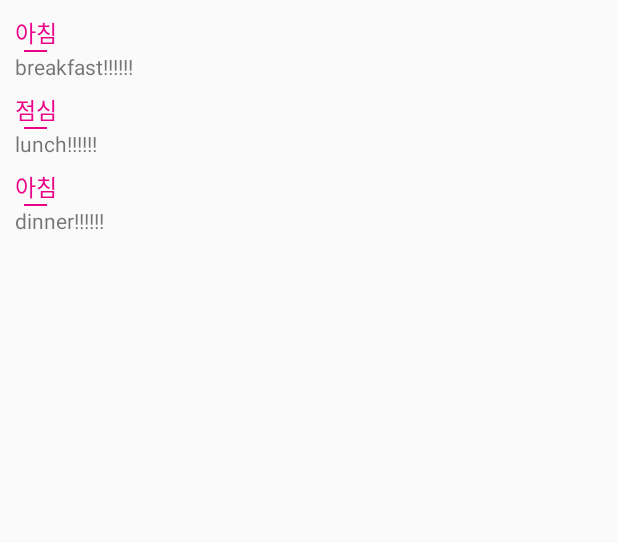
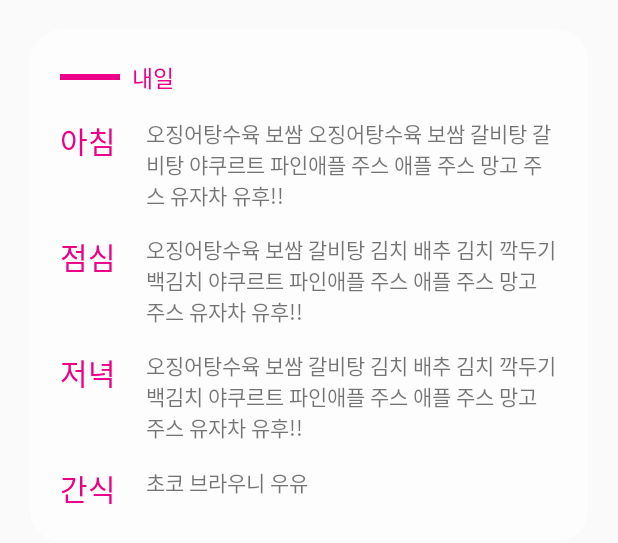
Before and after one commit to hyemdooly/DIMIBOB-for-Android, an Android app: the layout widget_tomorrow.xml on its own in the app's theme, with its tools: preview values and no code run, on a phone screen of 412 x 824 dp. Shown: the top 543 px of the screen. Run offline under Robolectric (Android 15) with nearby library versions, the phone set to English and light mode, and no system bars; plain views replace PercentRelativeLayout; Roboto replaces fonts that are not available here.

Commit message:
back edit

```diff
--- a/app/src/main/java/kdmhs/me/hyemdooly/dimibob/HttpRequest.java
+++ b/app/src/main/java/kdmhs/me/hyemdooly/dimibob/HttpRequest.java
@@ -38,13 +38,13 @@ public class HttpRequest {
 
 
     public Map<String, String> getRequest() throws IOException{
+        JsonConverter jsonConverter = new JsonConverter();
 
-        // this.date = getToday();
-        this.date = "2017-01-16";
+        this.date = getToday();
         String response = run("http://dimigo.in/pages/dimibob_getdata.php");
         Log.d("result : ", response);
 
-        Map<String, String> result = JsonConverter.jsonConvert(response);
+        Map<String, String> result = jsonConverter.jsonConvert(response);
 
         return result;
     }
--- a/app/src/main/java/kdmhs/me/hyemdooly/dimibob/JsonConverter.java
+++ b/app/src/main/java/kdmhs/me/hyemdooly/dimibob/JsonConverter.java
@@ -1,6 +1,4 @@
 package kdmhs.me.hyemdooly.dimibob;
-
-import android.util.Log;
 
 import org.json.JSONObject;
 
@@ -13,7 +11,7 @@ import java.util.Map;
 
 public class JsonConverter {
 
-    public static Map<String, String> jsonConvert(String json){
+    public Map<String, String> jsonConvert(String json){
         JSONObject jsonObject;
         Map<String, String> result = new HashMap<>();
 
--- /dev/null
+++ b/app/src/main/java/kdmhs/me/hyemdooly/dimibob/WidgetProvider.java
@@ -0,0 +1,73 @@
+package kdmhs.me.hyemdooly.dimibob;
+
+import android.appwidget.AppWidgetManager;
+import android.appwidget.AppWidgetProvider;
+import android.content.Context;
+import android.content.Intent;
+
+import java.util.HashMap;
+import java.util.Map;
+
+/**
+ * Created by songhyemin on 2017. 3. 7..
+ */
+
+public class WidgetProvider extends AppWidgetProvider {
+
+    @Override
+    public void onReceive(Context context, Intent intent) {
+        super.onReceive(context, intent);
+    }
+
+    @Override
+    public void onUpdate(Context context, AppWidgetManager appWidgetManager, int[] appWidgetIds) {
+        super.onUpdate(context, appWidgetManager, appWidgetIds);
+        updateWidget(context, appWidgetManager, appWidgetIds);
+
+    }
+
+    @Override
+    public void onDeleted(Context context, int[] appWidgetIds) {
+        super.onDeleted(context, appWidgetIds);
+    }
+
+    @Override
+    public void onEnabled(Context context) {
+        super.onEnabled(context);
+    }
+
+    @Override
+    public void onDisabled(Context context) {
+        super.onDisabled(context);
+    }
+
+    public void updateWidget(final Context context, AppWidgetManager appWidgetManager, int[] appWidgetId){
+
+        final HttpRequest httpRequest = new HttpRequest();
+
+        Thread t = new Thread(new Runnable() {
+            @Override
+            public void run() {
+                Map<String, String> response = new HashMap<>();
+                try{
+                    response = httpRequest.getRequest();
+
+
+
+                } catch(Exception e){
+                    e.printStackTrace();
+                }
+
+
+
+
+            }
+        });
+
+        t.start();
+
+
+
+    }
+
+}
--- a/app/src/main/res/layout/widget_today.xml
+++ b/app/src/main/res/layout/widget_today.xml
@@ -10,11 +10,13 @@
         android:layout_height="wrap_content"
         android:background="@drawable/dr_back"
         android:padding="20dp">
+
         <RelativeLayout
             android:id="@+id/line_group"
             android:layout_width="wrap_content"
             android:layout_height="wrap_content"
             android:layout_marginBottom="15dp">
+
             <ImageView
                 android:id="@+id/line"
                 android:layout_width="40dp"
--- a/app/src/main/res/layout/widget_tomorrow.xml
+++ b/app/src/main/res/layout/widget_tomorrow.xml
@@ -1,135 +1,149 @@
 <?xml version="1.0" encoding="utf-8"?>
 <android.support.percent.PercentRelativeLayout xmlns:android="http://schemas.android.com/apk/res/android"
-    xmlns:app="http://schemas.android.com/apk/res-auto"
     android:orientation="vertical"
     android:layout_width="match_parent"
-    android:layout_height="match_parent">
-
+    android:layout_height="match_parent"
+    android:padding="20dp" >
 
     <RelativeLayout
-        android:id="@+id/contents"
-        app:layout_widthPercent="70%"
-        android:layout_width="match_parent"
+        android:layout_width="wrap_content"
         android:layout_height="wrap_content"
-        android:layout_alignParentTop="true"
-        android:layout_alignParentEnd="true"
-        android:padding="10dp">
+        android:background="@drawable/dr_back"
+        android:padding="20dp">
+
+        <RelativeLayout
+            android:id="@+id/line_group"
+            android:layout_width="wrap_content"
+            android:layout_height="wrap_content"
+            android:layout_marginBottom="15dp">
+
+            <ImageView
+                android:id="@+id/line"
+                android:layout_width="40dp"
+                android:layout_height="4dp"
+                android:src="@drawable/line"
+                android:layout_centerVertical="true"/>
+
+            <kdmhs.me.hyemdooly.dimibob.fonts.KopubBoldTextView
+                android:layout_width="wrap_content"
+                android:layout_height="wrap_content"
+                android:text="내일"
+                android:textColor="@color/colorPrimary"
+                android:layout_toRightOf="@id/line"
+                android:layout_marginLeft="8dp"
+                android:textSize="15dp" />
+        </RelativeLayout>
+
 
         <RelativeLayout
             android:id="@+id/break_group"
-            android:layout_width="wrap_content"
-            android:layout_height="wrap_content">
+            android:layout_width="match_parent"
+            android:layout_height="wrap_content"
+            android:layout_below="@id/line_group">
 
-            <TextView
+            <kdmhs.me.hyemdooly.dimibob.fonts.KopubMediumTextView
                 android:id="@+id/break_title"
                 android:layout_width="wrap_content"
                 android:layout_height="wrap_content"
                 android:text="아침"
-                android:textSize="15dp"
-                android:textColor="@color/colorPrimary"
-                android:layout_centerHorizontal="true" />
+                android:textSize="20dp"
+                android:textColor="@color/colorPrimary" />
 
-            <ImageView
-                android:layout_width="15dp"
-                android:layout_height="1dp"
-                android:layout_below="@id/break_title"
-                android:layout_centerHorizontal="true"
-                android:src="@drawable/line"/>
+            <kdmhs.me.hyemdooly.dimibob.fonts.KopubLightTextView
+                android:id="@+id/breakfast"
+                android:layout_width="match_parent"
+                android:layout_height="wrap_content"
+                android:textSize="14dp"
+                android:text="오징어탕수육 보쌈 오징어탕수육 보쌈 갈비탕 갈비탕 야쿠르트 파인애플 주스 애플 주스 망고 주스 유자차 유후!!"
+                android:layout_toRightOf="@id/break_title"
+                android:layout_marginLeft="20dp"/>
 
         </RelativeLayout>
 
-
-        <TextView
-            android:id="@+id/breakfast"
+        <RelativeLayout
+            android:id="@+id/lunch_group"
             android:layout_width="match_parent"
             android:layout_height="wrap_content"
-            android:textSize="14dp"
-            android:text="breakfast!!!!!!"
-            android:layout_below="@id/break_group"/>
+            android:layout_below="@id/break_group"
+            android:layout_marginTop="15dp">
 
-        <RelativeLayout
-            android:layout_marginTop="7dp"
-            android:id="@+id/lunch_group"
-            android:layout_width="wrap_content"
-            android:layout_height="wrap_content"
-            android:layout_below="@id/breakfast">
-
-            <TextView
+            <kdmhs.me.hyemdooly.dimibob.fonts.KopubMediumTextView
                 android:id="@+id/lunch_title"
                 android:layout_width="wrap_content"
                 android:layout_height="wrap_content"
                 android:text="점심"
-                android:textSize="15dp"
-                android:textColor="@color/colorPrimary"
-                android:layout_centerHorizontal="true" />
+                android:textSize="20dp"
+                android:textColor="@color/colorPrimary" />
 
-            <ImageView
-                android:layout_width="15dp"
-                android:layout_height="1dp"
-                android:layout_below="@id/lunch_title"
-                android:layout_centerHorizontal="true"
-                android:src="@drawable/line"/>
+            <kdmhs.me.hyemdooly.dimibob.fonts.KopubLightTextView
+                android:id="@+id/lunch"
+                android:layout_width="match_parent"
+                android:layout_height="wrap_content"
+                android:textSize="14dp"
+                android:text="오징어탕수육 보쌈 갈비탕 김치 배추 김치 깍두기 백김치 야쿠르트 파인애플 주스 애플 주스 망고 주스 유자차 유후!!"
+                android:layout_toRightOf="@id/lunch_title"
+                android:layout_marginLeft="20dp"/>
 
         </RelativeLayout>
 
-
-
-        <TextView
-            android:id="@+id/lunch"
+        <RelativeLayout
+            android:id="@+id/dinner_group"
             android:layout_width="match_parent"
             android:layout_height="wrap_content"
             android:layout_below="@id/lunch_group"
-            android:textSize="14dp"
-            android:text="lunch!!!!!!" />
+            android:layout_marginTop="15dp">
 
-
-        <RelativeLayout
-            android:layout_marginTop="7dp"
-            android:id="@+id/dinner_group"
-            android:layout_width="wrap_content"
-            android:layout_height="wrap_content"
-            android:layout_below="@id/lunch">
-
-            <TextView
+            <kdmhs.me.hyemdooly.dimibob.fonts.KopubMediumTextView
                 android:id="@+id/dinner_title"
                 android:layout_width="wrap_content"
                 android:layout_height="wrap_content"
-                android:text="아침"
-                android:textSize="15dp"
-                android:textColor="@color/colorPrimary"
-                android:layout_centerHorizontal="true" />
+                android:text="저녁"
+                android:textSize="20dp"
+                android:textColor="@color/colorPrimary" />
 
-            <ImageView
-                android:layout_width="15dp"
-                android:layout_height="1dp"
-                android:layout_below="@id/dinner_title"
-                android:layout_centerHorizontal="true"
-                android:src="@drawable/line"/>
+            <kdmhs.me.hyemdooly.dimibob.fonts.KopubLightTextView
+                android:id="@+id/dinner"
+                android:layout_width="match_parent"
+                android:layout_height="wrap_content"
+                android:textSize="14dp"
+                android:text="오징어탕수육 보쌈 갈비탕 김치 배추 김치 깍두기 백김치 야쿠르트 파인애플 주스 애플 주스 망고 주스 유자차 유후!!"
+                android:layout_toRightOf="@id/dinner_title"
+                android:layout_marginLeft="20dp"/>
 
         </RelativeLayout>
 
-        <TextView
-            android:id="@+id/dinner"
+        <RelativeLayout
+            android:id="@+id/snack_group"
             android:layout_width="match_parent"
             android:layout_height="wrap_content"
             android:layout_below="@id/dinner_group"
-            android:textSize="14dp"
-            android:text="dinner!!!!!!"/>
+            android:layout_marginTop="15dp">
+
+            <kdmhs.me.hyemdooly.dimibob.fonts.KopubMediumTextView
+                android:id="@+id/snack_title"
+                android:layout_width="wrap_content"
+                android:layout_height="wrap_content"
+                android:text="간식"
+                android:textSize="20dp"
+                android:textColor="@color/colorPrimary" />
+
+            <kdmhs.me.hyemdooly.dimibob.fonts.KopubLightTextView
+                android:id="@+id/snack"
+                android:layout_width="match_parent"
+                android:layout_height="wrap_content"
+                android:textSize="14dp"
+                android:text="초코 브라우니 우유"
+                android:layout_toRightOf="@id/snack_title"
+                android:layout_marginLeft="20dp"/>
+
+        </RelativeLayout>
+
+    </RelativeLayout>
 
 
 
-    </RelativeLayout>
 
-    <RelativeLayout
-        app:layout_widthPercent="20%"
-        android:layout_width="match_parent"
-        android:layout_height="wrap_content"
-        android:background="@color/colorPrimary"
-        android:layout_toLeftOf="@id/contents"
-        android:layout_alignBottom="@id/contents"
-        android:layout_alignParentStart="true"
-        android:layout_alignParentTop="true">
 
-    </RelativeLayout>
+
 
 </android.support.percent.PercentRelativeLayout>
```
